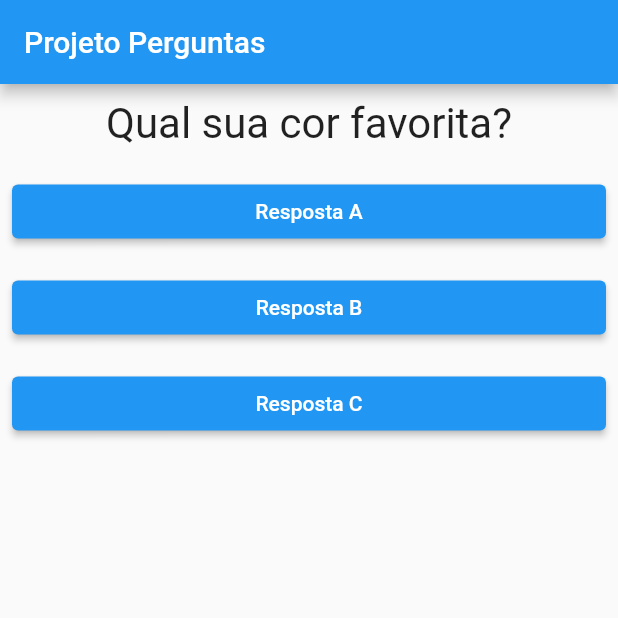
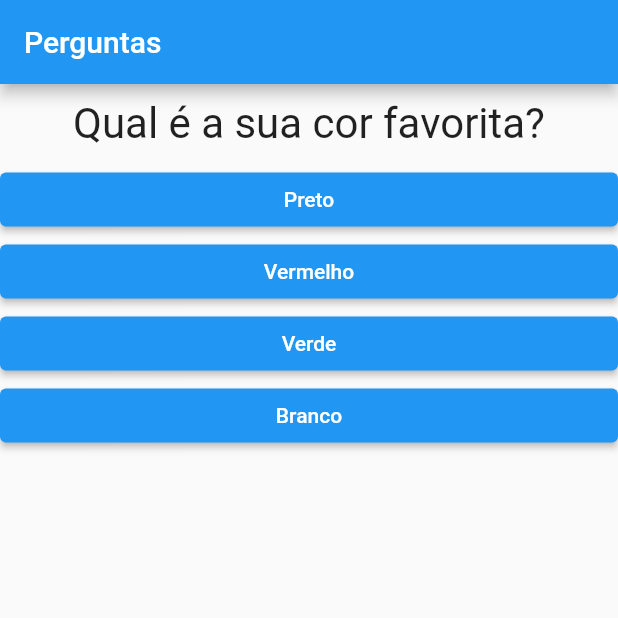
Before and after one commit to PedroPadilhaPortella/Curso_Flutter_Dart_Cod3r, a Flutter app: the screen it shows after launch, on a phone screen of 412 x 824 dp, the top half of it. Run offline on Flutter 3.47's test engine with Material 2 defaults, Android fonts, the phone set to English and light mode, and no system bars.

Commit message:
PERGUNTAS mock

```diff
--- a/projeto_perguntas/lib/main.dart
+++ b/projeto_perguntas/lib/main.dart
@@ -1,4 +1,3 @@
-import 'package:flutter/cupertino.dart';
 import 'package:flutter/material.dart';
 import './questao.dart';
 import './resposta.dart';
@@ -6,41 +5,55 @@
 main() => runApp(new PerguntaApp());
 
 class _PerguntaAppState extends State<PerguntaApp> {
-  var perguntaSelecionada = 0;
+  var _perguntaSelecionada = 0;
 
   void _responder() {
     setState(() {
-      perguntaSelecionada++;
+      _perguntaSelecionada++;
     });
-    print(perguntaSelecionada);
   }
 
   @override
   Widget build(BuildContext context) {
-    final List<String> perguntas = [
-      "Qual sua cor favorita?",
-      "Qual o primeiro presidente do brasil?",
-      "8^2?",
-      "Qual a linguagem de programação mais usada?",
+    final perguntas = [
+      {
+        'texto': 'Qual é a sua cor favorita?',
+        'respostas': ['Preto', 'Vermelho', 'Verde', 'Branco'],
+      },
+      {
+        'texto': 'Qual é o seu animal favorito?',
+        'respostas': ['Coelho', 'Cobra', 'Elefante', 'Leão'],
+      },
+      {
+        'texto': 'Qual é o seu instrutor favorito?',
+        'respostas': ['Maria', 'João', 'Leo', 'Pedro'],
+      }
     ];
+
+    List<Widget> respostas = [];
+
+    for (var textoResp in perguntas[_perguntaSelecionada].cast()['respostas']) {
+      respostas.add(Resposta(textoResp, _responder));
+    }
+
     return MaterialApp(
-        home: Scaffold(
-      appBar: AppBar(title: Text("Projeto Perguntas")),
-      body: Column(
-        children: [
-          Questao(texto: perguntas[perguntaSelecionada]),
-          Resposta(texto: "Resposta A", onSelected: _responder),
-          Resposta(texto: "Resposta B", onSelected: _responder),
-          Resposta(texto: "Resposta C", onSelected: _responder),
-        ],
+      home: Scaffold(
+        appBar: AppBar(
+          title: Text('Perguntas'),
+        ),
+        body: Column(
+          children: <Widget>[
+            Questao(perguntas[_perguntaSelecionada]['texto'].toString()),
+            ...respostas,
+          ],
+        ),
       ),
-    ));
+    );
   }
 }
 
 class PerguntaApp extends StatefulWidget {
-  @override
-  State<StatefulWidget> createState() {
+  _PerguntaAppState createState() {
     return _PerguntaAppState();
   }
 }
--- a/projeto_perguntas/lib/questao.dart
+++ b/projeto_perguntas/lib/questao.dart
@@ -3,18 +3,18 @@
 class Questao extends StatelessWidget {
   final String texto;
 
-  Questao({required this.texto});
+  Questao(this.texto);
 
   @override
   Widget build(BuildContext context) {
     return Container(
+      width: double.infinity,
+      margin: EdgeInsets.all(10),
       child: Text(
         texto,
         style: TextStyle(fontSize: 28),
         textAlign: TextAlign.center,
       ),
-      width: double.infinity,
-      margin: EdgeInsets.all(10),
     );
   }
 }
--- a/projeto_perguntas/lib/resposta.dart
+++ b/projeto_perguntas/lib/resposta.dart
@@ -2,18 +2,25 @@
 
 class Resposta extends StatelessWidget {
   final String texto;
-  final void Function() onSelected;
+  final void Function() quandoSelecionado;
 
-  Resposta({required this.texto, required this.onSelected});
+  Resposta(this.texto, this.quandoSelecionado);
 
   @override
   Widget build(BuildContext context) {
     return Container(
       width: double.infinity,
-      padding: const EdgeInsets.all(8.0),
       child: ElevatedButton(
-        onPressed: onSelected,
-        child: Text(texto),
+        style: ElevatedButton.styleFrom(
+          primary: Colors.blue,
+        ),
+        child: Text(
+          texto,
+          style: TextStyle(
+            color: Colors.white,
+          ),
+        ),
+        onPressed: quandoSelecionado,
       ),
     );
   }
```
